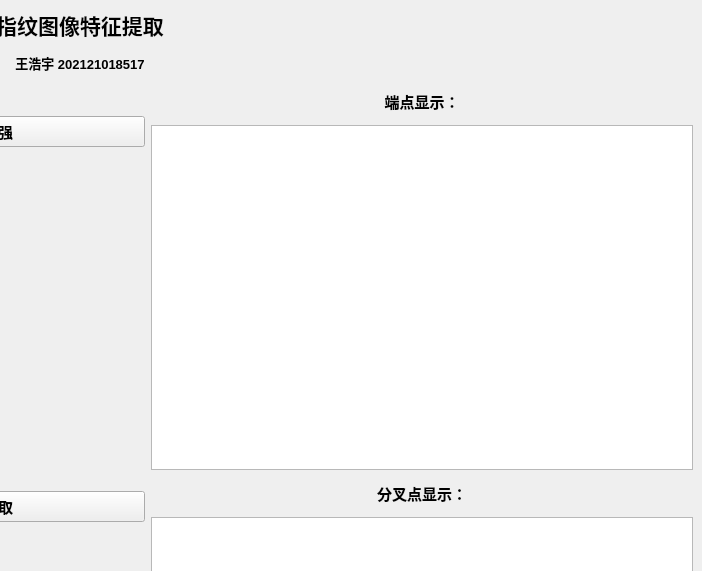
Old version of the form finger.ui in the repository HaoyuScut/Fingerprint; both pictures show x 542 to 1244 and y 0 to 571 of the 1244 by 893 pixel window.
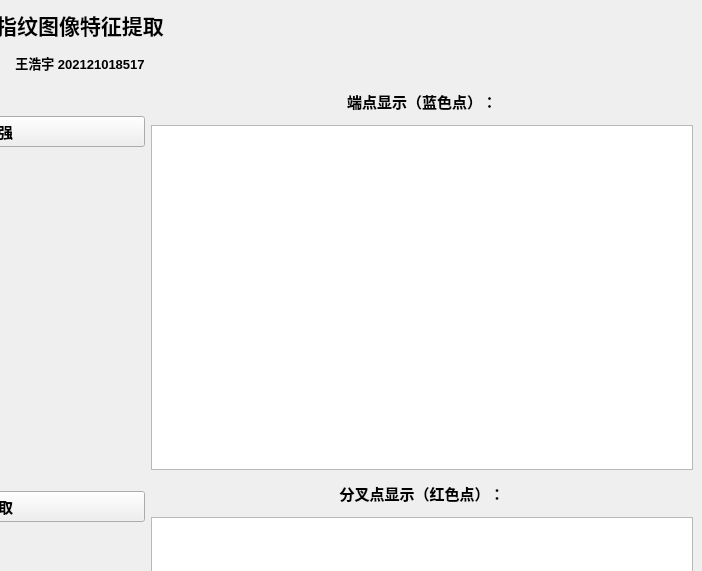
New version of the form.

```diff
--- a/finger.ui
+++ b/finger.ui
@@ -358,7 +358,7 @@
              </font>
             </property>
             <property name="text">
-             <string>端点显示：</string>
+             <string>端点显示（蓝色点）：</string>
             </property>
             <property name="alignment">
              <set>Qt::AlignCenter</set>
@@ -378,7 +378,7 @@
              </font>
             </property>
             <property name="text">
-             <string>分叉点显示：</string>
+             <string>分叉点显示（红色点）：</string>
             </property>
             <property name="alignment">
              <set>Qt::AlignCenter</set>
```
